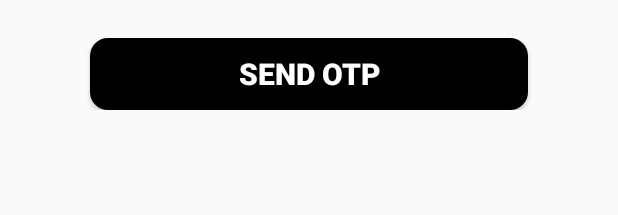
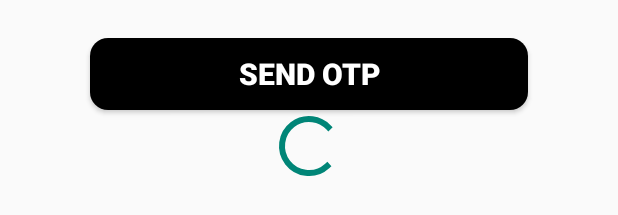
Before and after one commit to Ljcup/Football, an Android app: the layout activity_send_otp.xml on its own in the app's theme, with its tools: preview values and no code run, on a phone screen of 412 x 824 dp. Shown: the part 742-957 px from the top of the screen. Run offline under Robolectric (Android 15) with nearby library versions, the phone set to English and light mode, and no system bars.

Commit message:
j1<-> k1

```diff
--- a/app/src/main/java/com/myapp/scorenumber/Send_otp.java
+++ b/app/src/main/java/com/myapp/scorenumber/Send_otp.java
@@ -12,6 +12,7 @@ import android.text.Editable;
 import android.view.View;
 import android.widget.Button;
 import android.widget.EditText;
+import android.widget.ProgressBar;
 import android.widget.Toast;
 
 import com.google.android.gms.tasks.OnCompleteListener;
@@ -41,6 +42,8 @@ public class Send_otp extends AppCompatActivity {
 
         btsendotp = (Button)findViewById(R.id.btsendotp);
         etmono = (EditText)findViewById(R.id.etmono);
+        final ProgressBar progressBar = findViewById(R.id.progressBar);
+        progressBar.setVisibility(View.INVISIBLE);
 
         mAuth = FirebaseAuth.getInstance();
 
@@ -53,6 +56,8 @@ public class Send_otp extends AppCompatActivity {
                 }
                 else
                 {
+                    progressBar.setVisibility(View.VISIBLE);
+                    btsendotp.setVisibility(View.INVISIBLE);
                     String mobile = etmono.getText().toString().trim();
 
                     PhoneAuthOptions options = PhoneAuthOptions.newBuilder(mAuth)
@@ -95,6 +100,7 @@ public class Send_otp extends AppCompatActivity {
         FirebaseUser currentUser = mAuth.getCurrentUser();
         if(currentUser != null){
             skipclass sk = new skipclass(Send_otp.this);
+            finish();
         }
     }
 
--- a/app/src/main/res/layout/activity_send_otp.xml
+++ b/app/src/main/res/layout/activity_send_otp.xml
@@ -99,6 +99,12 @@
             android:textStyle="bold">
         </Button>
 
+        <ProgressBar
+            android:id="@+id/progressBar"
+            style="?android:attr/progressBarStyle"
+            android:layout_width="match_parent"
+            android:layout_height="wrap_content" />
+
     </LinearLayout>
 
 </ScrollView>
--- a/app/src/main/res/layout/activity_verify_otp.xml
+++ b/app/src/main/res/layout/activity_verify_otp.xml
@@ -184,6 +184,12 @@
             android:textStyle="bold">
         </Button>
 
+        <ProgressBar
+            android:id="@+id/progressBar2"
+            style="?android:attr/progressBarStyle"
+            android:layout_width="match_parent"
+            android:layout_height="wrap_content" />
+
     </LinearLayout>
 
 </ScrollView>
```
Also changed, not shown: app/src/main/java/com/myapp/scorenumber/Verify_otp.java (+7 -0 lines).
